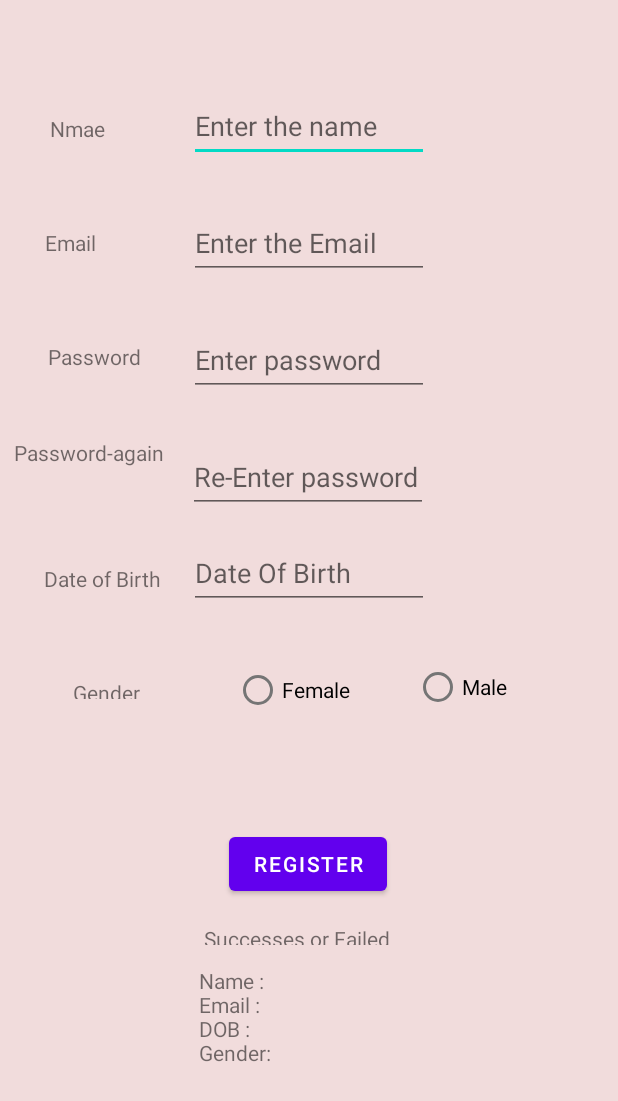
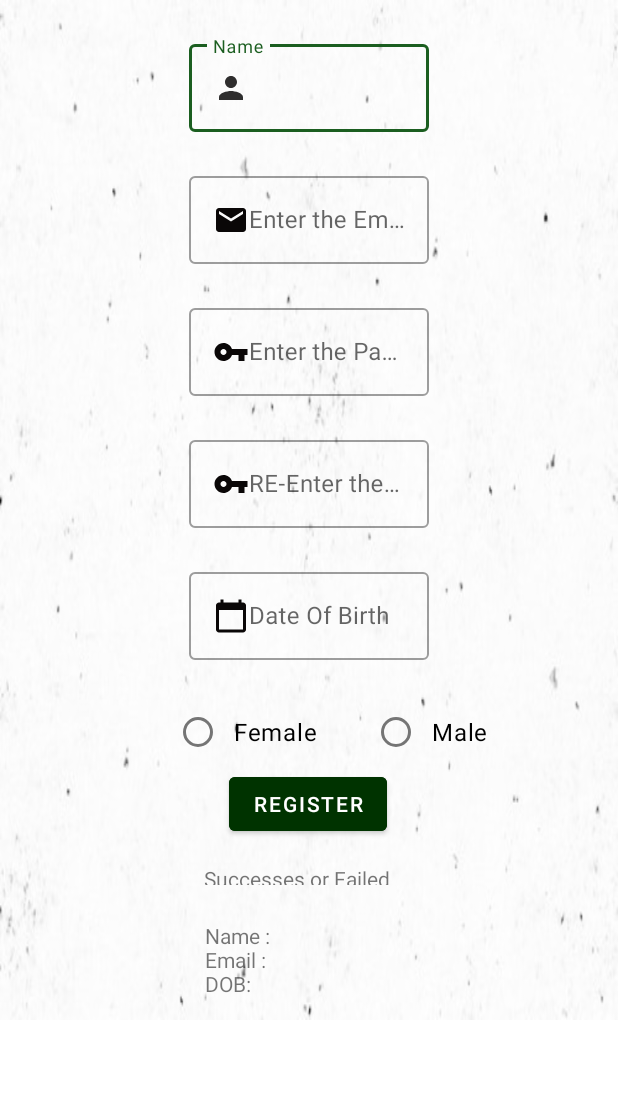
Before and after one commit to lamiaomar/registrationForm, an Android app: the layout activity_main.xml on its own in the app's theme, with its tools: preview values and no code run, on a phone screen of 412 x 824 dp. Shown: the top 1101 px of the screen. Run offline under Robolectric (Android 15) with nearby library versions, the phone set to English and light mode, and no system bars.

Commit message:
Registration Form

```diff
--- a/app/src/main/java/com/example/registrationform/MainActivity.kt
+++ b/app/src/main/java/com/example/registrationform/MainActivity.kt
@@ -1,7 +1,12 @@
 package com.example.registrationform
 
+import android.annotation.SuppressLint
+import android.content.Context
 import androidx.appcompat.app.AppCompatActivity
 import android.os.Bundle
+import android.view.KeyEvent
+import android.view.View
+import android.view.inputmethod.InputMethodManager
 import android.widget.Button
 import android.widget.Toast
 import com.example.registrationform.databinding.ActivityMainBinding
@@ -18,8 +23,18 @@ class MainActivity : AppCompatActivity() {
         setContentView(binding.root)
 
         binding.registr.setOnClickListener{checkButton()}
+        binding.name.setOnKeyListener { view, keyCode, _ -> handleKeyEvent(view, keyCode)}
+        binding.email.setOnKeyListener { view, keyCode, _ -> handleKeyEvent(view, keyCode)}
+        binding.password.setOnKeyListener { view, keyCode, _ -> handleKeyEvent(view, keyCode)}
+        binding.rePassword.setOnKeyListener { view, keyCode, _ -> handleKeyEvent(view, keyCode)}
+        binding.DOB.setOnKeyListener { view, keyCode, _ -> handleKeyEvent(view, keyCode)}
+
+
+
+
     }
 
+    @SuppressLint("SetTextI18n")
     fun checkButton(){
 
 //check if all are not empty
@@ -31,7 +46,11 @@ class MainActivity : AppCompatActivity() {
         if (st1 == "" || st2 == "" || st3 == "" || st4 == "") {
             binding.tipResult.text = "Failed"
             return }
-        else if (st1 != "" || st2 != "" || st3 != "" || st4 != ""){ binding.tipResult.text = "Success"
+        else if (st1 != "" || st2 != "" || st3 != "" || st4 != ""){
+            binding.tipResult.text = "Success"
+            binding.tipResultInfo.text= "Name :${binding.name.text.toString()} \n" +
+                    "Email :${binding.email.text.toString()} \n"+
+                    "DOB :${binding.DOB.text.toString()} \n"
             return}
 
 //heck if the 2 password are same
@@ -39,14 +58,24 @@ class MainActivity : AppCompatActivity() {
         if(st3==st4){
             binding.tipResult.text = "Success"
             return
-        }else  binding.tipResult.text = "Failed"
-//display the information
+        }else  {binding.tipResult.text = "Failed"
+        return}
 
-  binding.tipResultInfo.setText("Name :${binding.name.text.toString()} \n" +
-          "Email :${binding.email.text.toString()} \n"+
-          "DOB :${binding.email.text.toString()}")
+
+
+
 
 
 
     }
+    private fun handleKeyEvent(view: View, keyCode: Int): Boolean {
+        if (keyCode == KeyEvent.KEYCODE_ENTER) {
+            // Hide the keyboard
+            val inputMethodManager =
+                getSystemService(Context.INPUT_METHOD_SERVICE) as InputMethodManager
+            inputMethodManager.hideSoftInputFromWindow(view.windowToken, 0)
+            return true
+        }
+        return false
+    }
 }
--- /dev/null
+++ b/app/src/main/res/drawable/ic_baseline_calendar_today.xml
@@ -0,0 +1,5 @@
+<vector android:height="24dp" android:tint="#0A0707"
+    android:viewportHeight="24" android:viewportWidth="24"
+    android:width="24dp" xmlns:android="http://schemas.android.com/apk/res/android">
+    <path android:fillColor="@android:color/white" android:pathData="M20,3h-1L19,1h-2v2L7,3L7,1L5,1v2L4,3c-1.1,0 -2,0.9 -2,2v16c0,1.1 0.9,2 2,2h16c1.1,0 2,-0.9 2,-2L22,5c0,-1.1 -0.9,-2 -2,-2zM20,21L4,21L4,8h16v13z"/>
+</vector>
--- /dev/null
+++ b/app/src/main/res/drawable/ic_baseline_email_24.xml
@@ -0,0 +1,5 @@
+<vector android:height="24dp" android:tint="#0A0707"
+    android:viewportHeight="24" android:viewportWidth="24"
+    android:width="24dp" xmlns:android="http://schemas.android.com/apk/res/android">
+    <path android:fillColor="@android:color/white" android:pathData="M20,4L4,4c-1.1,0 -1.99,0.9 -1.99,2L2,18c0,1.1 0.9,2 2,2h16c1.1,0 2,-0.9 2,-2L22,6c0,-1.1 -0.9,-2 -2,-2zM20,8l-8,5 -8,-5L4,6l8,5 8,-5v2z"/>
+</vector>
--- /dev/null
+++ b/app/src/main/res/drawable/ic_baseline_vpn_key_24.xml
@@ -0,0 +1,5 @@
+<vector android:height="24dp" android:tint="#0A0707"
+    android:viewportHeight="24" android:viewportWidth="24"
+    android:width="24dp" xmlns:android="http://schemas.android.com/apk/res/android">
+    <path android:fillColor="@android:color/white" android:pathData="M12.65,10C11.83,7.67 9.61,6 7,6c-3.31,0 -6,2.69 -6,6s2.69,6 6,6c2.61,0 4.83,-1.67 5.65,-4H17v4h4v-4h2v-4H12.65zM7,14c-1.1,0 -2,-0.9 -2,-2s0.9,-2 2,-2 2,0.9 2,2 -0.9,2 -2,2z"/>
+</vector>
--- /dev/null
+++ b/app/src/main/res/drawable/person.xml
@@ -0,0 +1,5 @@
+<vector android:height="24dp" android:tint="#2F2E2E"
+    android:viewportHeight="24" android:viewportWidth="24"
+    android:width="24dp" xmlns:android="http://schemas.android.com/apk/res/android">
+    <path android:fillColor="@android:color/white" android:pathData="M12,12c2.21,0 4,-1.79 4,-4s-1.79,-4 -4,-4 -4,1.79 -4,4 1.79,4 4,4zM12,14c-2.67,0 -8,1.34 -8,4v2h16v-2c0,-2.66 -5.33,-4 -8,-4z"/>
+</vector>
--- a/app/src/main/res/layout/activity_main.xml
+++ b/app/src/main/res/layout/activity_main.xml
@@ -1,188 +1,160 @@
 <?xml version="1.0" encoding="utf-8"?>
+<ScrollView
+    xmlns:android="http://schemas.android.com/apk/res/android"
+    xmlns:app="http://schemas.android.com/apk/res-auto"
+    xmlns:tools="http://schemas.android.com/tools"
+    android:layout_height="match_parent"
+    android:layout_width="match_parent">
+
 <androidx.constraintlayout.widget.ConstraintLayout xmlns:android="http://schemas.android.com/apk/res/android"
     xmlns:app="http://schemas.android.com/apk/res-auto"
     xmlns:tools="http://schemas.android.com/tools"
     android:layout_width="match_parent"
     android:layout_height="match_parent"
-    android:background="#F1DCDC"
-    tools:context=".MainActivity">
+    android:background="@drawable/aa"
+    tools:context=".MainActivity"
+    android:outlineAmbientShadowColor="@color/green_dark">
+
+    <com.google.android.material.textfield.TextInputLayout
+        android:id="@+id/nameId"
+        android:layout_width="160dp"
+        android:layout_height="wrap_content"
+        android:layout_marginTop="24dp"
+        android:hint="Name"
+        app:layout_constraintEnd_toEndOf="parent"
+        app:layout_constraintStart_toStartOf="parent"
+        app:layout_constraintTop_toTopOf="parent">
+
+        <com.google.android.material.textfield.TextInputEditText
+            android:id="@+id/name"
+            android:layout_width="match_parent"
+            android:layout_height="wrap_content"
+            android:backgroundTint="#E6E2E2"
+            android:drawableLeft="@drawable/person" />
 
 
-    <EditText
-        android:id="@+id/name"
+
+    </com.google.android.material.textfield.TextInputLayout>
+
+    <com.google.android.material.textfield.TextInputLayout
+        android:id="@+id/EmailId"
         android:layout_width="160dp"
         android:layout_height="wrap_content"
-        android:layout_marginTop="60dp"
-        android:hint="Enter the name"
-        android:minHeight="48dp"
-        android:text=""
+        android:layout_marginTop="24dp"
+        android:hint="Enter the Email"
         app:layout_constraintEnd_toEndOf="parent"
         app:layout_constraintStart_toStartOf="parent"
-        app:layout_constraintTop_toTopOf="parent" />
+        app:layout_constraintTop_toBottomOf="@id/nameId">
 
-    <EditText
-        android:id="@+id/email"
+        <com.google.android.material.textfield.TextInputEditText
+            android:id="@+id/email"
+            android:layout_width="160dp"
+            android:drawableLeft="@drawable/ic_baseline_email_24"
+            android:layout_height="wrap_content"
+            android:layout_marginEnd="232dp" />
+    </com.google.android.material.textfield.TextInputLayout>
+
+
+    <com.google.android.material.textfield.TextInputLayout
+        android:id="@+id/passlId"
         android:layout_width="160dp"
         android:layout_height="wrap_content"
-        android:layout_marginTop="30dp"
-        android:hint="Enter the Email"
-        android:minHeight="48dp"
-        android:text=""
+        android:layout_marginTop="24dp"
+        android:hint="Enter the Pass"
         app:layout_constraintEnd_toEndOf="parent"
         app:layout_constraintStart_toStartOf="parent"
-        app:layout_constraintTop_toBottomOf="@id/name" />
+        app:layout_constraintTop_toBottomOf="@+id/EmailId">
 
-    <EditText
-        android:id="@+id/password"
+        <com.google.android.material.textfield.TextInputEditText
+            android:id="@+id/password"
+            android:layout_width="160dp"
+            android:drawableLeft="@drawable/ic_baseline_vpn_key_24"
+            android:layout_height="match_parent"
+            android:inputType="textPassword"
+            android:layout_marginEnd="232dp" />
+
+    </com.google.android.material.textfield.TextInputLayout>
+
+    <com.google.android.material.textfield.TextInputLayout
+        android:id="@+id/repasslId"
         android:layout_width="160dp"
         android:layout_height="wrap_content"
-        android:layout_marginTop="30dp"
-        android:hint="Enter password"
-        android:minHeight="48dp"
-        android:text=""
+        android:layout_marginTop="24dp"
+        android:hint="RE-Enter the Pass"
         app:layout_constraintEnd_toEndOf="parent"
         app:layout_constraintStart_toStartOf="parent"
-        app:layout_constraintTop_toBottomOf="@id/email" />
+        app:layout_constraintTop_toBottomOf="@+id/passlId">
 
-    <EditText
-        android:id="@+id/re_password"
+        <com.google.android.material.textfield.TextInputEditText
+            android:id="@+id/re_password"
+            android:layout_width="160dp"
+            android:drawableLeft="@drawable/ic_baseline_vpn_key_24"
+            android:layout_height="match_parent"
+            android:inputType="textPassword"
+            android:layout_marginEnd="232dp" />
+
+    </com.google.android.material.textfield.TextInputLayout>
+
+    <com.google.android.material.textfield.TextInputLayout
+        android:id="@+id/DOBId"
         android:layout_width="160dp"
         android:layout_height="wrap_content"
-        android:layout_marginTop="30dp"
-        android:hint="Re-Enter password"
-        android:minHeight="48dp"
-        app:layout_constraintEnd_toEndOf="parent"
-        app:layout_constraintHorizontal_bias="0.498"
-        app:layout_constraintStart_toStartOf="parent"
-        app:layout_constraintTop_toBottomOf="@id/password" />
-
-    <EditText
-        android:id="@+id/DOB"
-        android:layout_width="160dp"
-        android:layout_height="wrap_content"
-        android:layout_marginTop="16dp"
+        android:layout_marginTop="24dp"
         android:hint="Date Of Birth"
-        android:inputType="numberDecimal"
-        android:minHeight="48dp"
-        android:text=""
         app:layout_constraintEnd_toEndOf="parent"
         app:layout_constraintStart_toStartOf="parent"
-        app:layout_constraintTop_toBottomOf="@id/re_password" />
+        app:layout_constraintTop_toBottomOf="@+id/repasslId">
 
-    <RadioGroup
-        android:id="@+id/gender"
-        android:layout_width="wrap_content"
-        android:layout_height="wrap_content"
-        android:layout_marginStart="80dp"
-        android:layout_marginTop="40dp"
-        android:orientation="vertical"
-        app:layout_constraintStart_toStartOf="parent"
-        app:layout_constraintTop_toBottomOf="@id/DOB">
+        <com.google.android.material.textfield.TextInputEditText
+            android:id="@+id/DOB"
+            android:layout_width="160dp"
+            android:layout_height="match_parent"
+            android:layout_marginEnd="232dp"
+            android:inputType="numberDecimal"
+            android:drawableLeft="@drawable/ic_baseline_calendar_today" />
 
+    </com.google.android.material.textfield.TextInputLayout>
 
-    </RadioGroup>
 
     <RadioButton
         android:id="@+id/female"
         android:layout_width="100dp"
         android:layout_height="wrap_content"
-        android:layout_marginTop="30dp"
+        android:layout_marginStart="116dp"
+        android:layout_marginTop="24dp"
         android:text="Female"
-        app:layout_constraintEnd_toEndOf="parent"
+        app:layout_constraintBottom_toTopOf="@+id/registr"
         app:layout_constraintStart_toStartOf="parent"
-        app:layout_constraintTop_toBottomOf="@+id/DOB"
+        app:layout_constraintTop_toBottomOf="@+id/DOBId"
+        app:layout_constraintVertical_bias="0.493"
         tools:ignore="MissingConstraints" />
 
     <RadioButton
         android:id="@+id/male"
         android:layout_width="100dp"
         android:layout_height="wrap_content"
-        android:layout_marginStart="20dp"
-        android:layout_marginTop="28dp"
+        android:layout_marginStart="32dp"
+        android:layout_marginTop="24dp"
         android:text="Male"
+        app:layout_constraintBottom_toTopOf="@+id/registr"
+        app:layout_constraintEnd_toEndOf="parent"
+        app:layout_constraintHorizontal_bias="0.0"
         app:layout_constraintStart_toEndOf="@+id/female"
-        app:layout_constraintTop_toBottomOf="@+id/DOB" />
+        app:layout_constraintTop_toBottomOf="@+id/DOBId"
+        app:layout_constraintVertical_bias="0.493" />
+
 
     <Button
         android:id="@+id/registr"
         android:layout_width="wrap_content"
         android:layout_height="wrap_content"
-        android:layout_marginTop="68dp"
+        android:layout_marginBottom="120dp"
+        android:backgroundTint="#003300"
         android:text="Register"
+        app:layout_constraintBottom_toBottomOf="parent"
         app:layout_constraintEnd_toEndOf="parent"
         app:layout_constraintHorizontal_bias="0.498"
-        app:layout_constraintStart_toStartOf="parent"
-        app:layout_constraintTop_toBottomOf="@+id/female" />
-
-    <TextView
-        android:id="@+id/EnName"
-        android:layout_width="wrap_content"
-        android:layout_height="wrap_content"
-        android:layout_marginTop="76dp"
-        android:layout_marginEnd="56dp"
-        android:text="Nmae"
-        app:layout_constraintEnd_toStartOf="@+id/name"
-        app:layout_constraintHorizontal_bias="1.0"
-        app:layout_constraintStart_toStartOf="parent"
-        app:layout_constraintTop_toTopOf="parent" />
-
-    <TextView
-        android:id="@+id/EnEmail"
-        android:layout_width="wrap_content"
-        android:layout_height="wrap_content"
-        android:layout_marginTop="76dp"
-        android:layout_marginEnd="56dp"
-        android:text="Email"
-        app:layout_constraintEnd_toStartOf="@+id/email"
-        app:layout_constraintHorizontal_bias="0.828"
-        app:layout_constraintStart_toStartOf="parent"
-        app:layout_constraintTop_toTopOf="@id/EnName" />
-
-    <TextView
-        android:id="@+id/Enpass"
-        android:layout_width="wrap_content"
-        android:layout_height="wrap_content"
-        android:layout_marginTop="76dp"
-        android:layout_marginEnd="32dp"
-        android:text="Password"
-        app:layout_constraintEnd_toStartOf="@+id/password"
-        app:layout_constraintHorizontal_bias="1.0"
-        app:layout_constraintStart_toStartOf="parent"
-        app:layout_constraintTop_toTopOf="@id/EnEmail" />
-
-    <TextView
-        android:id="@+id/EnRepass"
-        android:layout_width="wrap_content"
-        android:layout_height="wrap_content"
-        android:layout_marginTop="64dp"
-        android:layout_marginEnd="16dp"
-        android:text="Password-again"
-        app:layout_constraintEnd_toStartOf="@+id/re_password"
-        app:layout_constraintHorizontal_bias="1.0"
-        app:layout_constraintStart_toStartOf="parent"
-        app:layout_constraintTop_toTopOf="@id/Enpass" />
-
-
-    <TextView
-        android:id="@+id/EnDOB"
-        android:layout_width="wrap_content"
-        android:layout_height="wrap_content"
-        android:layout_marginTop="84dp"
-        android:text="Date of Birth"
-        app:layout_constraintEnd_toStartOf="@+id/re_password"
-        app:layout_constraintHorizontal_bias="0.617"
-        app:layout_constraintStart_toStartOf="parent"
-        app:layout_constraintTop_toTopOf="@id/EnRepass" />
-
-    <TextView
-        android:id="@+id/EnGender"
-        android:layout_width="47dp"
-        android:layout_height="14dp"
-        android:layout_marginTop="76dp"
-        android:layout_marginEnd="60dp"
-        android:text="Gender"
-        app:layout_constraintEnd_toStartOf="@+id/female"
-        app:layout_constraintTop_toTopOf="@id/EnDOB" />
+        app:layout_constraintStart_toStartOf="parent" />
 
     <TextView
         android:id="@+id/tip_result"
@@ -199,13 +171,15 @@
         android:id="@+id/tip_resultInfo"
         android:layout_width="146dp"
         android:layout_height="wrap_content"
-        android:layout_marginTop="44dp"
+        android:layout_marginTop="24dp"
         android:text="@string/app_name1"
         app:layout_constraintEnd_toEndOf="parent"
-        app:layout_constraintHorizontal_bias="0.498"
+        app:layout_constraintHorizontal_bias="0.513"
         app:layout_constraintStart_toStartOf="parent"
-        app:layout_constraintTop_toBottomOf="@+id/registr"
-        tools:text="Name : \nEmail : \nDOB : \nGender: " />
+        app:layout_constraintTop_toBottomOf="@+id/tip_result"
+        tools:text="Name : \nEmail : \nDOB: " />
 
 
 </androidx.constraintlayout.widget.ConstraintLayout>
+
+</ScrollView>
--- a/app/src/main/res/values-night/themes.xml
+++ b/app/src/main/res/values-night/themes.xml
@@ -2,15 +2,17 @@
     <!-- Base application theme. -->
     <style name="Theme.RegistrationForm" parent="Theme.MaterialComponents.DayNight.DarkActionBar">
         <!-- Primary brand color. -->
-        <item name="colorPrimary">@color/purple_200</item>
-        <item name="colorPrimaryVariant">@color/purple_700</item>
-        <item name="colorOnPrimary">@color/black</item>
+        <item name="colorPrimary">@color/green</item>
+        <item name="colorPrimaryVariant">@color/green_dark</item>
+        <item name="colorOnPrimary">@color/white</item>
         <!-- Secondary brand color. -->
-        <item name="colorSecondary">@color/teal_200</item>
-        <item name="colorSecondaryVariant">@color/teal_200</item>
+        <item name="colorSecondary">@color/green</item>
+        <item name="colorSecondaryVariant">@color/green_light</item>
         <item name="colorOnSecondary">@color/black</item>
         <!-- Status bar color. -->
         <item name="android:statusBarColor" tools:targetApi="l">?attr/colorPrimaryVariant</item>
         <!-- Customize your theme here. -->
+        <item name="textInputStyle">@style/Widget.MaterialComponents.TextInputLayout.OutlinedBox</item>
+        <item name="radioButtonStyle">@style/Widget.registrationForm.CompoundButton.RadioButton</item>
     </style>
 </resources>
--- a/app/src/main/res/values/colors.xml
+++ b/app/src/main/res/values/colors.xml
@@ -7,4 +7,11 @@
     <color name="teal_700">#FF018786</color>
     <color name="black">#FF000000</color>
     <color name="white">#FFFFFFFF</color>
+
+
+    <color name="green">#1B5E20</color>
+    <color name="green_dark">#003300</color>
+    <color name="green_light">#A5D6A7</color>
+
+
 </resources>
--- /dev/null
+++ b/app/src/main/res/values/style.xml
@@ -0,0 +1,9 @@
+<?xml version="1.0" encoding="utf-8"?>
+
+<resources>
+    <style name="Widget.registrationForm.CompoundButton.RadioButton"
+        parent="Widget.MaterialComponents.CompoundButton.RadioButton">
+        <item name="android:paddingStart">8dp</item>
+        <item name="android:textAppearance">?attr/textAppearanceBody1</item>
+    </style>
+</resources>
--- a/app/src/main/res/values/themes.xml
+++ b/app/src/main/res/values/themes.xml
@@ -2,15 +2,17 @@
     <!-- Base application theme. -->
     <style name="Theme.RegistrationForm" parent="Theme.MaterialComponents.DayNight.DarkActionBar">
         <!-- Primary brand color. -->
-        <item name="colorPrimary">@color/purple_500</item>
-        <item name="colorPrimaryVariant">@color/purple_700</item>
+        <item name="colorPrimary">@color/green</item>
+        <item name="colorPrimaryVariant">@color/green_dark</item>
         <item name="colorOnPrimary">@color/white</item>
         <!-- Secondary brand color. -->
-        <item name="colorSecondary">@color/teal_200</item>
-        <item name="colorSecondaryVariant">@color/teal_700</item>
+        <item name="colorSecondary">@color/green</item>
+        <item name="colorSecondaryVariant">@color/green_light</item>
         <item name="colorOnSecondary">@color/black</item>
         <!-- Status bar color. -->
         <item name="android:statusBarColor" tools:targetApi="l">?attr/colorPrimaryVariant</item>
         <!-- Customize your theme here. -->
+        <item name="textInputStyle">@style/Widget.MaterialComponents.TextInputLayout.OutlinedBox</item>
+        <item name="radioButtonStyle">@style/Widget.registrationForm.CompoundButton.RadioButton</item>
     </style>
 </resources>
```
Also changed, not shown: app/src/main/res/drawable/aa.jpg (added).
